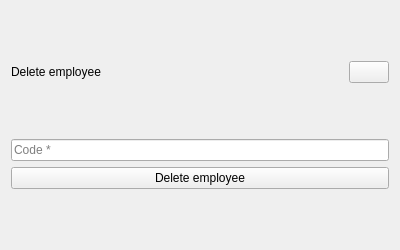
The window that src/app/ui/delete_employee.ui (TIS2023-FMFI/pracovne-instrukcie) describes before a commit, drawn with Qt 5.
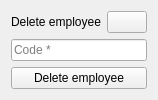
The same window after the commit. Icons and pictures are not drawn.

Diff of the .ui file:
```diff
--- a/src/app/ui/delete_employee.ui
+++ b/src/app/ui/delete_employee.ui
@@ -6,8 +6,8 @@
    <rect>
     <x>0</x>
     <y>0</y>
-    <width>400</width>
-    <height>250</height>
+    <width>100</width>
+    <height>100</height>
    </rect>
   </property>
   <property name="windowTitle">
```
